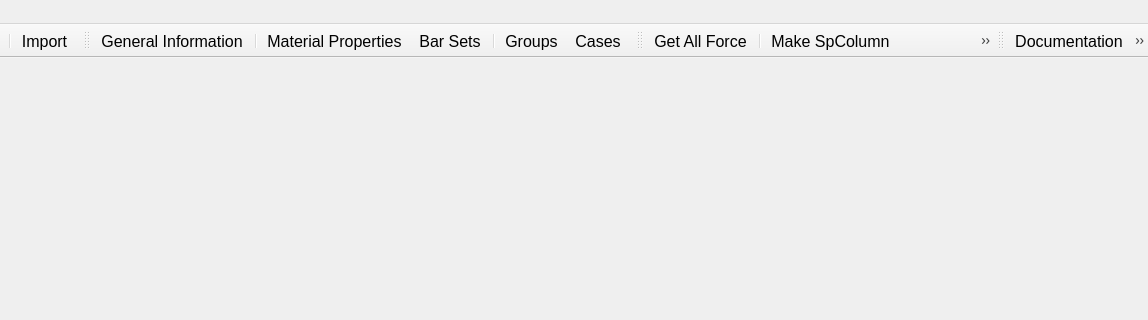
First picture: the form in src/SP-editor/widgets/main_window.ui, repository tudothanhpt/SP-editor, before the edit; both pictures show x 218 to 1366 and y 0 to 320 of the 1366 by 768 pixel window.
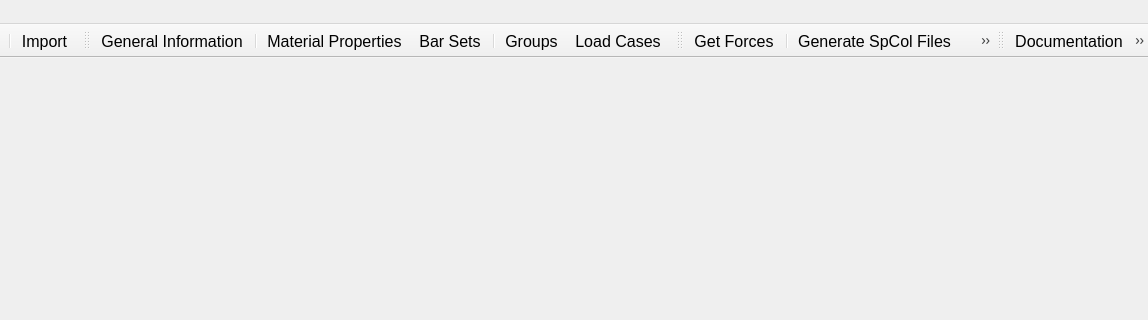
Second picture: the form after the edit. Icons and pictures are not drawn.

Commit message: adding ui for import etabs and connector_Etabs.py to separate concern

Diff of the .ui file:
```diff
--- a/src/SP-editor/widgets/main_window.ui
+++ b/src/SP-editor/widgets/main_window.ui
@@ -265,7 +265,7 @@
      <normaloff>:/Btn/Calculation_Case.png</normaloff>:/Btn/Calculation_Case.png</iconset>
    </property>
    <property name="text">
-    <string>Cases</string>
+    <string>Load Cases</string>
    </property>
   </action>
   <action name="a_GetAllForce">
@@ -274,7 +274,7 @@
      <normaloff>:/Btn/Force.png</normaloff>:/Btn/Force.png</iconset>
    </property>
    <property name="text">
-    <string>Get All Force</string>
+    <string>Get Forces</string>
    </property>
   </action>
   <action name="a_MakeSPcolumn">
@@ -283,7 +283,7 @@
      <normaloff>:/Btn/spcolumn-icon.png</normaloff>:/Btn/spcolumn-icon.png</iconset>
    </property>
    <property name="text">
-    <string>Make SpColumn</string>
+    <string>Generate SpCol Files</string>
    </property>
   </action>
   <action name="a_BatchProcessor">
```
The commit also changes 6 other files.
